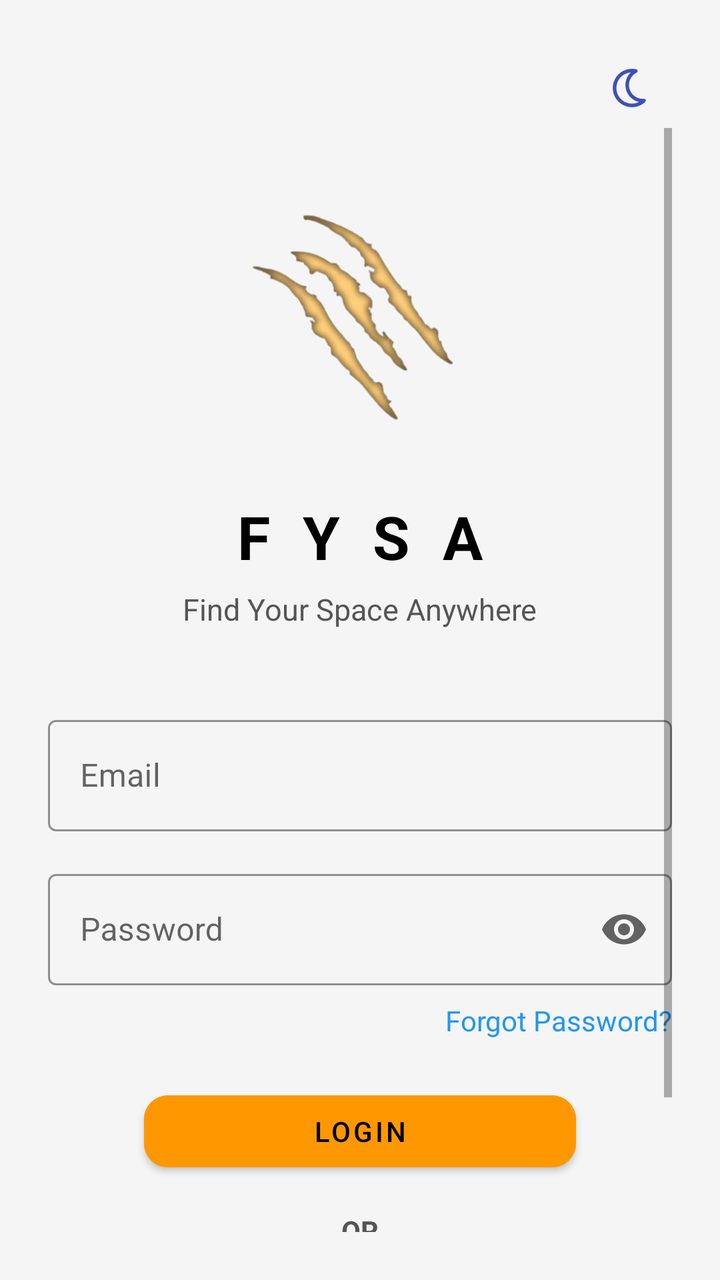
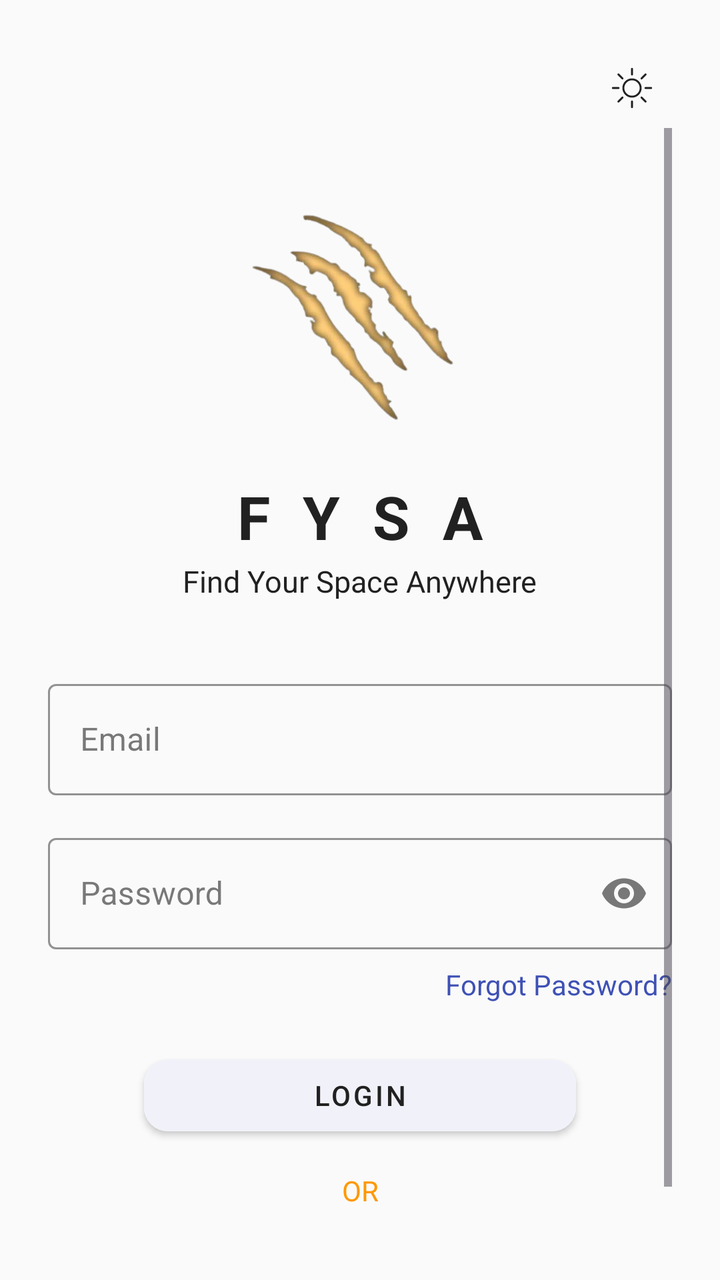

Screens rendered from an Android XML layout before and after an edit, with the pre-edit source and the edit as a unified diff.
<!-- AndroidManifest.xml: application theme Theme.FYSA -->
<!-- res/layout/activity_login.xml -->
<?xml version="1.0" encoding="utf-8"?>
<androidx.constraintlayout.widget.ConstraintLayout xmlns:android="http://schemas.android.com/apk/res/android"
    xmlns:app="http://schemas.android.com/apk/res-auto"
    xmlns:tools="http://schemas.android.com/tools"
    android:layout_width="match_parent"
    android:layout_height="match_parent"
    android:background="@color/bgColor"
    android:padding="24dp"
    tools:context=".LoginActivity">

    <ImageButton
        android:id="@+id/btnThemeToggle"
        android:layout_width="40dp"
        android:layout_height="40dp"
        android:background="?attr/selectableItemBackgroundBorderless"
        android:contentDescription="@string/toggle_theme"
        android:padding="8dp"
        android:scaleType="fitCenter"
        android:src="@drawable/ic_moon"
        app:layout_constraintEnd_toEndOf="parent"
        app:layout_constraintTop_toTopOf="parent"
        app:tint="@color/btnOutlineText"
        tools:ignore="TouchTargetSizeCheck" />

    <ScrollView
        android:layout_width="0dp"
        android:layout_height="0dp"
        android:fillViewport="true"
        app:layout_constraintBottom_toBottomOf="parent"
        app:layout_constraintEnd_toEndOf="parent"
        app:layout_constraintStart_toStartOf="parent"
        app:layout_constraintTop_toBottomOf="@id/btnThemeToggle">

        <LinearLayout
            android:layout_width="match_parent"
            android:layout_height="wrap_content"
            android:gravity="center_horizontal"
            android:orientation="vertical"
            android:paddingTop="20dp">

            <ImageView
                android:id="@+id/appLogo"
                android:layout_width="150dp"
                android:layout_height="150dp"
                android:layout_marginBottom="14dp"
                android:contentDescription="@string/app_logo"
                android:src="@drawable/logo"
                tools:ignore="ImageContrastCheck" />

            <TextView
                android:id="@+id/appTitle"
                android:layout_width="wrap_content"
                android:layout_height="wrap_content"
                android:layout_marginBottom="6dp"
                android:letterSpacing="0.55"
                android:text="@string/app_name"
                android:textColor="@color/textPrimary"
                android:textSize="30sp"
                android:textStyle="bold" />

            <TextView
                android:id="@+id/appSubtitle"
                android:layout_width="wrap_content"
                android:layout_height="wrap_content"
                android:layout_marginBottom="40dp"
                android:text="@string/app_tagline"
                android:textColor="@color/textSecondary"
                android:textSize="15sp" />

            <LinearLayout
                android:id="@+id/formContainer"
                android:layout_width="match_parent"
                android:layout_height="wrap_content"
                android:gravity="center_horizontal"
                android:orientation="vertical">

                <com.google.android.material.textfield.TextInputLayout
                    android:id="@+id/emailLayout"
                    style="@style/Widget.MaterialComponents.TextInputLayout.OutlinedBox"
                    android:layout_width="match_parent"
                    android:layout_height="wrap_content"
                    android:hint="@string/email"
                    app:boxStrokeColor="@color/grey_stroke"
                    app:hintTextColor="@color/textSecondary">

                    <com.google.android.material.textfield.TextInputEditText
                        android:id="@+id/inputEmail"
                        android:layout_width="match_parent"
                        android:layout_height="wrap_content"
                        android:inputType="textEmailAddress"
                        android:textColor="@color/textPrimary"
                        android:textColorHint="@color/textSecondary"
                        tools:ignore="TextContrastCheck,VisualLintTextFieldSize" />
                </com.google.android.material.textfield.TextInputLayout>

                <com.google.android.material.textfield.TextInputLayout
                    android:id="@+id/passwordLayout"
                    style="@style/Widget.MaterialComponents.TextInputLayout.OutlinedBox"
                    android:layout_width="match_parent"
                    android:layout_height="wrap_content"
                    android:layout_marginTop="16dp"
                    android:hint="@string/password"
                    app:boxStrokeColor="@color/grey_stroke"
                    app:endIconMode="password_toggle"
                    app:hintTextColor="@color/textSecondary">

                    <com.google.android.material.textfield.TextInputEditText
                        android:id="@+id/inputPassword"
                        android:layout_width="match_parent"
                        android:layout_height="wrap_content"
                        android:inputType="textPassword"
                        android:textColor="@color/textPrimary"
                        android:textColorHint="@color/textSecondary"
                        tools:ignore="TextContrastCheck,VisualLintTextFieldSize" />
                </com.google.android.material.textfield.TextInputLayout>

                <TextView
                    android:id="@+id/linkForgotPassword"
                    android:layout_width="wrap_content"
                    android:layout_height="wrap_content"
                    android:layout_gravity="end"
                    android:layout_marginTop="8dp"
                    android:text="@string/forgot_password"
                    android:textColor="@color/linkText"
                    android:textSize="14sp"
                    tools:ignore="TextContrastCheck" />

                <Button
                    android:id="@+id/btnLoginSubmit"
                    style="@style/Widget.MaterialComponents.Button"
                    android:layout_width="match_parent"
                    android:layout_height="wrap_content"
                    android:layout_marginStart="48dp"
                    android:layout_marginEnd="48dp"
                    android:layout_marginTop="22dp"
                    android:backgroundTint="@color/btnSecondary"
                    android:text="@string/login"
                    android:textColor="@color/textPrimary"
                    app:cornerRadius="12dp"
                    tools:ignore="VisualLintButtonSize" />

                <TextView
                    android:layout_width="wrap_content"
                    android:layout_height="wrap_content"
                    android:layout_marginTop="16dp"
                    android:layout_marginBottom="16dp"
                    android:text="@string/or"
                    android:textColor="@color/textSecondary"
                    android:textSize="14sp"
                    android:textStyle="bold" />

                <com.google.android.gms.common.SignInButton
                    android:id="@+id/btnGoogleSignIn"
                    android:layout_width="wrap_content"
                    android:layout_height="wrap_content"
                    android:layout_gravity="center_horizontal" />

                <ProgressBar
                    android:id="@+id/progressBar"
                    style="?android:attr/progressBarStyleLarge"
                    android:layout_width="wrap_content"
                    android:layout_height="wrap_content"
                    android:layout_gravity="center"
                    android:layout_marginTop="16dp"
                    android:visibility="gone" />

                <TextView
                    android:id="@+id/linkRegister"
                    android:layout_width="wrap_content"
                    android:layout_height="wrap_content"
                    android:layout_gravity="center_horizontal"
                    android:layout_marginTop="14dp"
                    android:text="@string/don_t_have_an_account_register"
                    android:textColor="@color/linkText"
                    android:textSize="14sp"
                    tools:ignore="TextContrastCheck" />

            </LinearLayout>
        </LinearLayout>
    </ScrollView>
</androidx.constraintlayout.widget.ConstraintLayout>
<!-- resources referenced by this layout -->
<resources>
  <color name="bgColor">#F5F5F5</color>
  <color name="btnOutlineText">#3F51B5</color>
  <color name="btnSecondary">#FF9800</color>
  <color name="grey_stroke">#E0E0E0</color>
  <color name="linkText">#2196F3</color>
  <color name="textPrimary">#000000</color>
  <color name="textSecondary">#555555</color>
  <!-- drawable ic_moon (drawable) -->
  <vector xmlns:android="http://schemas.android.com/apk/res/android" xmlns:aapt="http://schemas.android.com/aapt"
      android:viewportWidth="640"
      android:viewportHeight="640"
      android:width="640dp"
      android:height="640dp">
      <path
          android:pathData="M303.3 112.7C196.2 121.2 112 210.8 112 320C112 434.9 205.1 528 320 528C353.3 528 384.7 520.2 412.6 506.3C309.2 482.9 232 390.5 232 280C232 214.2 259.4 154.9 303.3 112.7zM64 320C64 178.6 178.6 64 320 64C339.4 64 358.4 66.2 376.7 70.3C386.6 72.5 394 80.8 395.2 90.8C396.4 100.8 391.2 110.6 382.1 115.2C321.5 145.4 280 207.9 280 280C280 381.6 362.4 464 464 464C469 464 473.9 463.8 478.8 463.4C488.9 462.6 498.4 468.2 502.6 477.5C506.8 486.8 504.6 497.6 497.3 504.6C451.3 548.8 388.8 576 320 576C178.6 576 64 461.4 64 320z"
          android:fillColor="#000000" />
  </vector>
  <!-- drawable logo: png bitmap (drawable, 72251 bytes) -->
  <string name="app_logo">FYSA</string>
  <string name="app_name">FYSA</string>
  <string name="app_tagline">Find Your Space Anywhere</string>
  <string name="don_t_have_an_account_register">Don\'t have an account? Register</string>
  <string name="email">Email</string>
  <string name="forgot_password">Forgot Password?</string>
  <string name="login">login</string>
  <string name="or">OR</string>
  <string name="password">Password</string>
  <string name="toggle_theme">Theme Toggle Icon</string>
  <style name="Theme.FYSA" parent="Theme.MaterialComponents.DayNight.NoActionBar">
          <item name="colorPrimary">@color/btnPrimary</item>
          <item name="colorPrimaryVariant">@color/btnPrimary</item>
          <item name="colorOnPrimary">@color/btnTextPrimary</item>
  
          <item name="colorSecondary">@color/btnSecondary</item>
          <item name="colorSecondaryVariant">@color/btnSecondary</item>
          <item name="colorOnSecondary">@color/btnTextSecondary</item>
  
          <item name="android:colorBackground">@color/bgColor</item>
          <item name="colorSurface">@color/bgColor</item>
          <item name="colorOnSurface">@color/textPrimary</item>
  
          <item name="android:statusBarColor" tools:targetApi="l">?attr/colorPrimary</item>
          <item name="android:windowLightStatusBar">true</item>
  
          <item name="materialButtonStyle">@style/Widget.MaterialComponents.Button</item>
          <item name="materialButtonOutlinedStyle">@style/Widget.MaterialComponents.Button.OutlinedButton</item>
      </style>
  <color name="btnPrimary">#3F51B5</color>
  <color name="btnTextPrimary">#FFFFFF</color>
  <color name="btnTextSecondary">#FFFFFF</color>
</resources>

<!-- the commit's change to res/layout/activity_login.xml (unified diff, before → after) -->
@@ -4,7 +4,8 @@
     xmlns:tools="http://schemas.android.com/tools"
     android:layout_width="match_parent"
     android:layout_height="match_parent"
-    android:background="@color/bgColor"
+    android:background="?android:attr/colorBackground"
+    android:fitsSystemWindows="true"
     android:padding="24dp"
     tools:context=".LoginActivity">
 
@@ -16,10 +17,10 @@
         android:contentDescription="@string/toggle_theme"
         android:padding="8dp"
         android:scaleType="fitCenter"
-        android:src="@drawable/ic_moon"
+        android:src="@drawable/ic_sun"
         app:layout_constraintEnd_toEndOf="parent"
         app:layout_constraintTop_toTopOf="parent"
-        app:tint="@color/btnOutlineText"
+        app:tint="?attr/colorOnBackground"
         tools:ignore="TouchTargetSizeCheck" />
 
     <ScrollView
@@ -42,7 +43,7 @@
                 android:id="@+id/appLogo"
                 android:layout_width="150dp"
                 android:layout_height="150dp"
-                android:layout_marginBottom="14dp"
+                android:layout_marginBottom="4dp"
                 android:contentDescription="@string/app_logo"
                 android:src="@drawable/logo"
                 tools:ignore="ImageContrastCheck" />
@@ -51,10 +52,10 @@
                 android:id="@+id/appTitle"
                 android:layout_width="wrap_content"
                 android:layout_height="wrap_content"
-                android:layout_marginBottom="6dp"
+                android:layout_marginBottom="2dp"
                 android:letterSpacing="0.55"
                 android:text="@string/app_name"
-                android:textColor="@color/textPrimary"
+                android:textColor="?attr/colorOnBackground"
                 android:textSize="30sp"
                 android:textStyle="bold" />
 
@@ -62,9 +63,9 @@
                 android:id="@+id/appSubtitle"
                 android:layout_width="wrap_content"
                 android:layout_height="wrap_content"
-                android:layout_marginBottom="40dp"
+                android:layout_marginBottom="20dp"
                 android:text="@string/app_tagline"
-                android:textColor="@color/textSecondary"
+                android:textColor="?attr/colorOnSurface"
                 android:textSize="15sp" />
 
             <LinearLayout
@@ -79,17 +80,18 @@
                     style="@style/Widget.MaterialComponents.TextInputLayout.OutlinedBox"
                     android:layout_width="match_parent"
                     android:layout_height="wrap_content"
+                    android:layout_marginTop="16dp"
                     android:hint="@string/email"
-                    app:boxStrokeColor="@color/grey_stroke"
-                    app:hintTextColor="@color/textSecondary">
+                    app:boxStrokeColor="?attr/colorOnBackground"
+                    app:hintTextColor="?attr/colorOnSurface">
 
                     <com.google.android.material.textfield.TextInputEditText
                         android:id="@+id/inputEmail"
                         android:layout_width="match_parent"
                         android:layout_height="wrap_content"
                         android:inputType="textEmailAddress"
-                        android:textColor="@color/textPrimary"
-                        android:textColorHint="@color/textSecondary"
+                        android:textColor="?attr/colorOnBackground"
+                        android:textColorHint="?attr/colorOnSurface"
                         tools:ignore="TextContrastCheck,VisualLintTextFieldSize" />
                 </com.google.android.material.textfield.TextInputLayout>
 
@@ -100,17 +102,17 @@
                     android:layout_height="wrap_content"
                     android:layout_marginTop="16dp"
                     android:hint="@string/password"
-                    app:boxStrokeColor="@color/grey_stroke"
+                    app:boxStrokeColor="?attr/colorOnBackground"
                     app:endIconMode="password_toggle"
-                    app:hintTextColor="@color/textSecondary">
+                    app:hintTextColor="?attr/colorOnSurface">
 
                     <com.google.android.material.textfield.TextInputEditText
                         android:id="@+id/inputPassword"
                         android:layout_width="match_parent"
                         android:layout_height="wrap_content"
                         android:inputType="textPassword"
-                        android:textColor="@color/textPrimary"
-                        android:textColorHint="@color/textSecondary"
+                        android:textColor="?attr/colorOnBackground"
+                        android:textColorHint="?attr/colorOnSurface"
                         tools:ignore="TextContrastCheck,VisualLintTextFieldSize" />
                 </com.google.android.material.textfield.TextInputLayout>
 
@@ -121,9 +123,8 @@
                     android:layout_gravity="end"
                     android:layout_marginTop="8dp"
                     android:text="@string/forgot_password"
-                    android:textColor="@color/linkText"
-                    android:textSize="14sp"
-                    tools:ignore="TextContrastCheck" />
+                    android:textColor="?attr/colorPrimaryVariant"
+                    android:textSize="14sp" />
 
                 <Button
                     android:id="@+id/btnLoginSubmit"
@@ -133,34 +134,27 @@
                     android:layout_marginStart="48dp"
                     android:layout_marginEnd="48dp"
                     android:layout_marginTop="22dp"
-                    android:backgroundTint="@color/btnSecondary"
+                    android:backgroundTint="?attr/colorSurface"
                     android:text="@string/login"
-                    android:textColor="@color/textPrimary"
+                    android:textColor="?attr/colorOnSurface"
                     app:cornerRadius="12dp"
                     tools:ignore="VisualLintButtonSize" />
 
                 <TextView
-                    android:layout_width="wrap_content"
+                    android:layout_width="match_parent"
                     android:layout_height="wrap_content"
-                    android:layout_marginTop="16dp"
-                    android:layout_marginBottom="16dp"
+                    android:layout_gravity="center_horizontal"
+                    android:layout_marginTop="14dp"
                     android:text="@string/or"
-                    android:textColor="@color/textSecondary"
-                    android:textSize="14sp"
-                    android:textStyle="bold" />
-
-                <com.google.android.gms.common.SignInButton
-                    android:id="@+id/btnGoogleSignIn"
-                    android:layout_width="wrap_content"
-                    android:layout_height="wrap_content"
-                    android:layout_gravity="center_horizontal" />
+                    android:textAlignment="center"
+                    android:textColor="?attr/colorSecondaryVariant"
+                    android:textSize="14sp" />
 
                 <ProgressBar
                     android:id="@+id/progressBar"
-                    style="?android:attr/progressBarStyleLarge"
-                    android:layout_width="wrap_content"
-                    android:layout_height="wrap_content"
-                    android:layout_gravity="center"
+                    android:layout_width="48dp"
+                    android:layout_height="48dp"
+                    android:layout_gravity="center_horizontal"
                     android:layout_marginTop="16dp"
                     android:visibility="gone" />
 
@@ -169,11 +163,10 @@
                     android:layout_width="wrap_content"
                     android:layout_height="wrap_content"
                     android:layout_gravity="center_horizontal"
-                    android:layout_marginTop="14dp"
+                    android:layout_marginTop="16dp"
                     android:text="@string/don_t_have_an_account_register"
-                    android:textColor="@color/linkText"
-                    android:textSize="14sp"
-                    tools:ignore="TextContrastCheck" />
+                    android:textColor="?attr/colorPrimaryVariant"
+                    android:textSize="14sp" />
 
             </LinearLayout>
         </LinearLayout>
<!-- resource entries referenced after the edit -->
@@ -1,22 +1,6 @@
 <!-- resources referenced by this layout -->
 <resources>
-  <color name="bgColor">#F5F5F5</color>
-  <color name="btnOutlineText">#3F51B5</color>
-  <color name="btnSecondary">#FF9800</color>
-  <color name="grey_stroke">#E0E0E0</color>
-  <color name="linkText">#2196F3</color>
-  <color name="textPrimary">#000000</color>
-  <color name="textSecondary">#555555</color>
-  <!-- drawable ic_moon (drawable) -->
-  <vector xmlns:android="http://schemas.android.com/apk/res/android" xmlns:aapt="http://schemas.android.com/aapt"
-      android:viewportWidth="640"
-      android:viewportHeight="640"
-      android:width="640dp"
-      android:height="640dp">
-      <path
-          android:pathData="M303.3 112.7C196.2 121.2 112 210.8 112 320C112 434.9 205.1 528 320 528C353.3 528 384.7 520.2 412.6 506.3C309.2 482.9 232 390.5 232 280C232 214.2 259.4 154.9 303.3 112.7zM64 320C64 178.6 178.6 64 320 64C339.4 64 358.4 66.2 376.7 70.3C386.6 72.5 394 80.8 395.2 90.8C396.4 100.8 391.2 110.6 382.1 115.2C321.5 145.4 280 207.9 280 280C280 381.6 362.4 464 464 464C469 464 473.9 463.8 478.8 463.4C488.9 462.6 498.4 468.2 502.6 477.5C506.8 486.8 504.6 497.6 497.3 504.6C451.3 548.8 388.8 576 320 576C178.6 576 64 461.4 64 320z"
-          android:fillColor="#000000" />
-  </vector>
+  <!-- drawable ic_sun: vector/xml drawable (drawable, 2185 chars, omitted) -->
   <!-- drawable logo: png bitmap (drawable, 72251 bytes) -->
   <string name="app_logo">FYSA</string>
   <string name="app_name">FYSA</string>
@@ -28,27 +12,57 @@
   <string name="or">OR</string>
   <string name="password">Password</string>
   <string name="toggle_theme">Theme Toggle Icon</string>
-  <style name="Theme.FYSA" parent="Theme.MaterialComponents.DayNight.NoActionBar">
-          <item name="colorPrimary">@color/btnPrimary</item>
-          <item name="colorPrimaryVariant">@color/btnPrimary</item>
-          <item name="colorOnPrimary">@color/btnTextPrimary</item>
-  
-          <item name="colorSecondary">@color/btnSecondary</item>
-          <item name="colorSecondaryVariant">@color/btnSecondary</item>
-          <item name="colorOnSecondary">@color/btnTextSecondary</item>
-  
-          <item name="android:colorBackground">@color/bgColor</item>
-          <item name="colorSurface">@color/bgColor</item>
-          <item name="colorOnSurface">@color/textPrimary</item>
-  
-          <item name="android:statusBarColor" tools:targetApi="l">?attr/colorPrimary</item>
+  <style name="Theme.FYSA" parent="Base.Theme.FYSA" />
+  <style name="Base.Theme.FYSA" parent="Theme.Material3.DayNight.NoActionBar">
+          <item name="android:statusBarColor">@color/grey_100</item>
           <item name="android:windowLightStatusBar">true</item>
-  
-          <item name="materialButtonStyle">@style/Widget.MaterialComponents.Button</item>
-          <item name="materialButtonOutlinedStyle">@style/Widget.MaterialComponents.Button.OutlinedButton</item>
+          <item name="splashBackground">@color/grey_50</item>
+          <item name="colorPrimary">@color/indigo_500</item>
+          <item name="colorOnPrimary">@color/white</item>
+          <item name="colorPrimaryContainer">@color/indigo_200</item>
+          <item name="colorOnPrimaryContainer">@color/indigo_900</item>
+          <item name="colorSecondary">@color/orange_500</item>
+          <item name="colorOnSecondary">@color/white</item>
+          <item name="colorSecondaryContainer">@color/black</item>
+          <item name="colorOnSecondaryContainer">@color/orange_900</item>
+          <item name="colorTertiary">@color/cyan_500</item>
+          <item name="colorOnTertiary">@color/white</item>
+          <item name="colorTertiaryContainer">@color/cyan_200</item>
+          <item name="colorOnTertiaryContainer">@color/cyan_900</item>
+          <item name="colorError">@color/red_500</item>
+          <item name="colorOnError">@color/white</item>
+          <item name="colorErrorContainer">@color/red_200</item>
+          <item name="colorOnErrorContainer">@color/red_900</item>
+          <item name="android:colorBackground">@color/grey_50</item>
+          <item name="colorOnBackground">@color/grey_900</item>
+          <item name="colorSurface">@color/white</item>
+          <item name="colorOnSurface">@color/grey_900</item>
+          <item name="colorSurfaceVariant">@color/grey_100</item>
+          <item name="colorOnSurfaceVariant">@color/grey_700</item>
+          <item name="colorOutline">@color/grey_300</item>
+          <item name="colorOnSurfaceInverse">@color/grey_50</item>
+          <item name="colorSurfaceInverse">@color/grey_900</item>
+          <item name="colorPrimaryInverse">@color/indigo_200</item>
+          <item name="colorSuccess">@color/green_500</item>
       </style>
-  <color name="btnPrimary">#3F51B5</color>
-  <color name="btnTextPrimary">#FFFFFF</color>
-  <color name="btnTextSecondary">#FFFFFF</color>
+  <color name="grey_100">#F5F5F5</color>
+  <color name="grey_50">#FAFAFA</color>
+  <color name="indigo_500">#3F51B5</color>
+  <color name="white">#FFFFFF</color>
+  <color name="indigo_200">#9FA8DA</color>
+  <color name="indigo_900">#1A237E</color>
+  <color name="orange_500">#FF9800</color>
+  <color name="black">#000000</color>
+  <color name="orange_900">#E65100</color>
+  <color name="cyan_500">#00BCD4</color>
+  <color name="cyan_200">#80DEEA</color>
+  <color name="cyan_900">#006064</color>
+  <color name="red_500">#F44336</color>
+  <color name="red_200">#EF9A9A</color>
+  <color name="red_900">#B71C1C</color>
+  <color name="grey_900">#212121</color>
+  <color name="grey_700">#616161</color>
+  <color name="grey_300">#E0E0E0</color>
+  <color name="green_500">#4CAF50</color>
 </resources>
 
